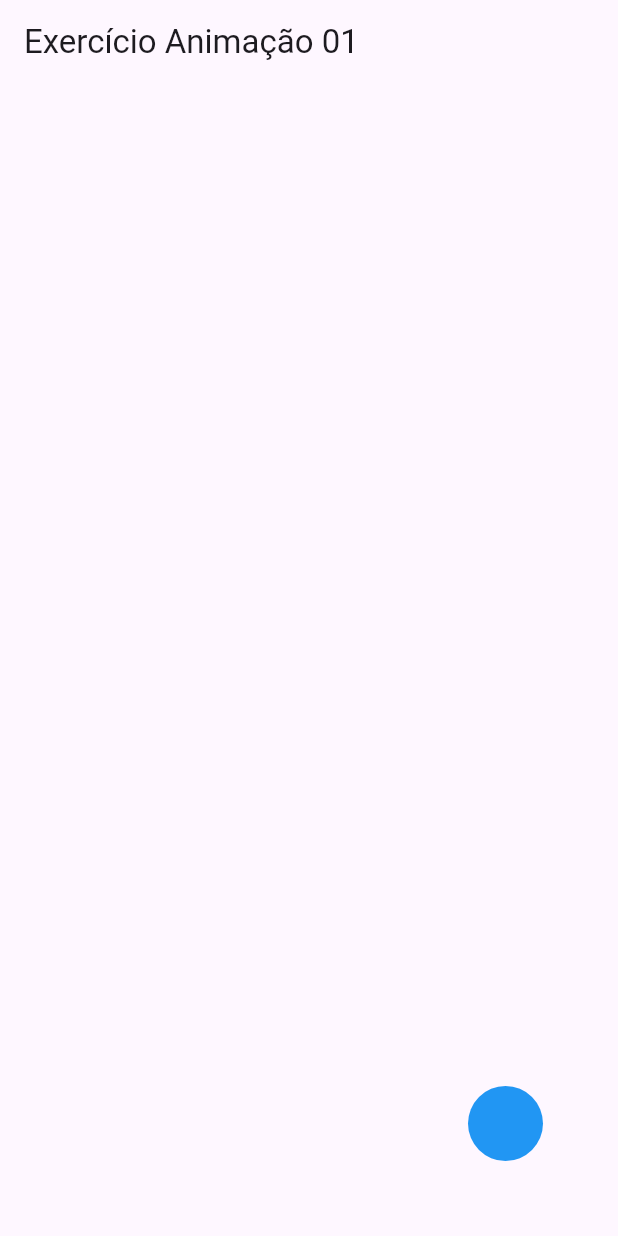
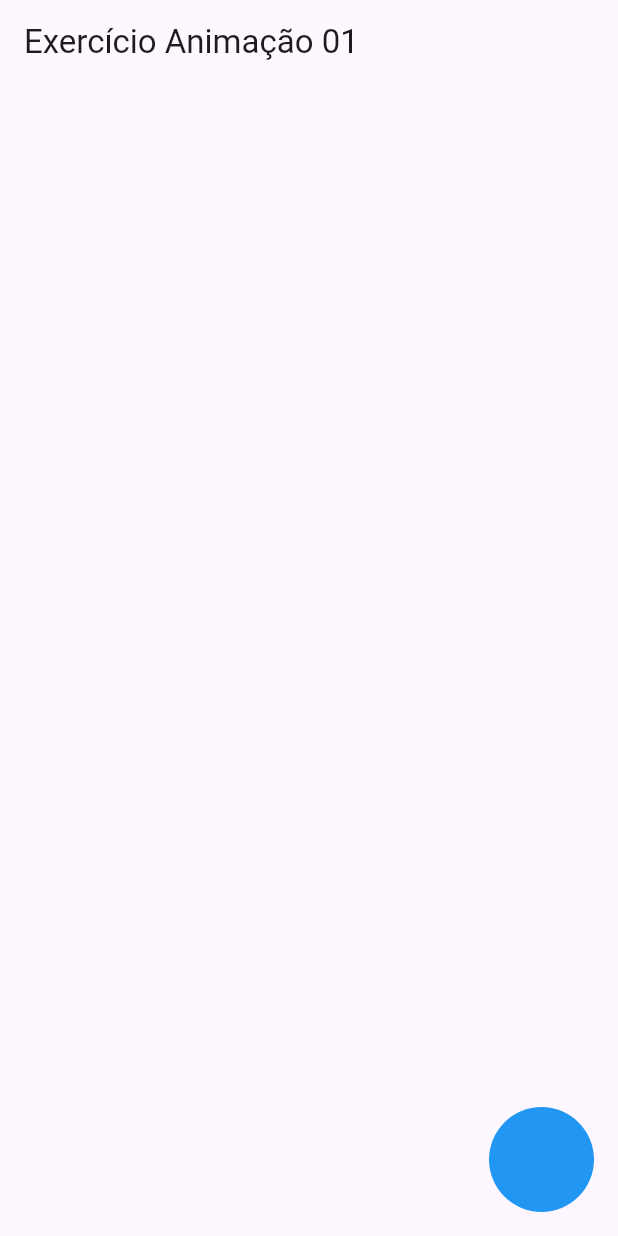
Before and after one commit to itajacybsd/animacao1, a Flutter app: the screen it shows after launch, on a phone screen of 412 x 824 dp. Run offline on Flutter 3.47's test engine with Material 3 defaults, Android fonts, the phone set to English and light mode, and no system bars.

Commit message:
ficou bem melhor com o AnimatedContainer, agora é ver se tiro o AnimatedPositioned

```diff
--- a/lib/my_animation.dart
+++ b/lib/my_animation.dart
@@ -18,23 +18,27 @@ class _MyAnimationState extends State<MyAnimation> {
       ),
       body: Stack(
         children: [
-          AnimatedPositioned(
+          AnimatedAlign(
+            alignment: pressed ? Alignment.bottomRight : Alignment.topCenter,
+            duration: Duration(milliseconds: 1000),
+            child: AnimatedPositioned(
               curve: Curves.linear,
-            right: pressed ? 50 : 270,
-            bottom: pressed ? 50 : 800,
-            width: pressed ? 50 : 150,
-            height: 50,
-            duration: Duration(milliseconds: 1500),
+              duration: Duration(milliseconds: 1000),
               child: GestureDetector(
                 onTap: () {
                   setState(() {
                     pressed = !pressed;
                   });
                 },
-              child: Container(
+                child: AnimatedContainer(
+                  margin: EdgeInsets.all(16),
+                  width: pressed ? 70 : 150,
+                  height: 70,
+                  duration: Duration(milliseconds: 1000),
                   decoration: BoxDecoration(
-                  borderRadius: BorderRadius.circular(pressed ? 25 : 0),
+                    borderRadius: BorderRadius.circular(pressed ? 35 : 0),
                     color: Colors.blue,
+                  ),
                 ),
               ),
             ),
```
Lines whose indentation alone changed are shown as unchanged.
